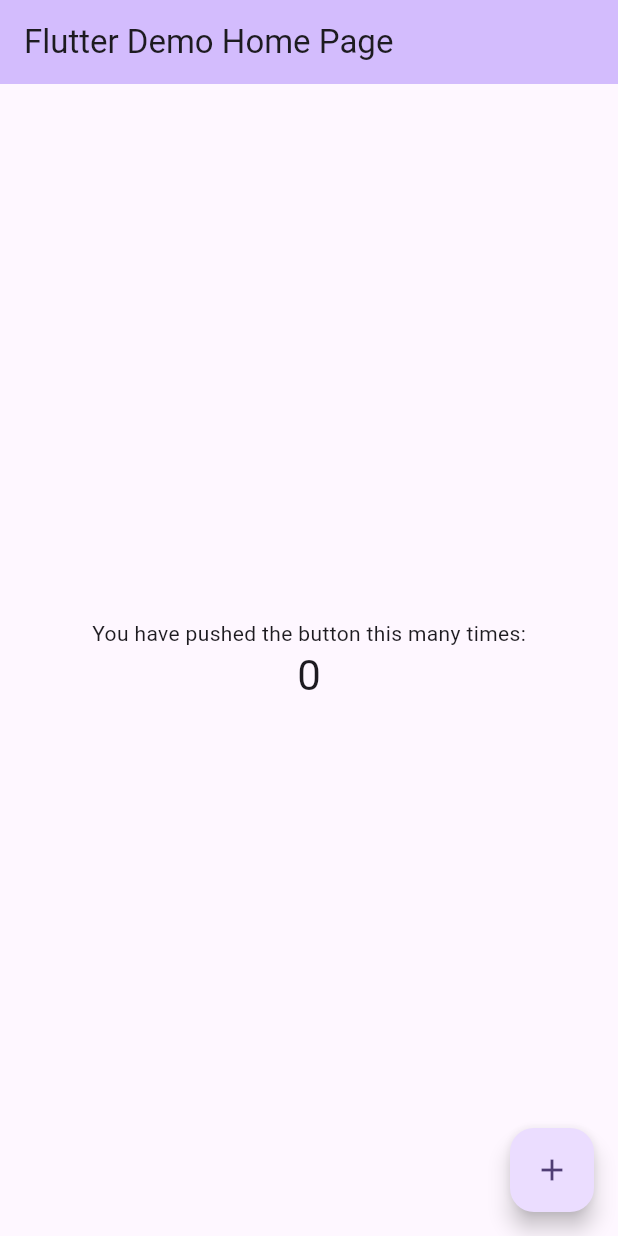
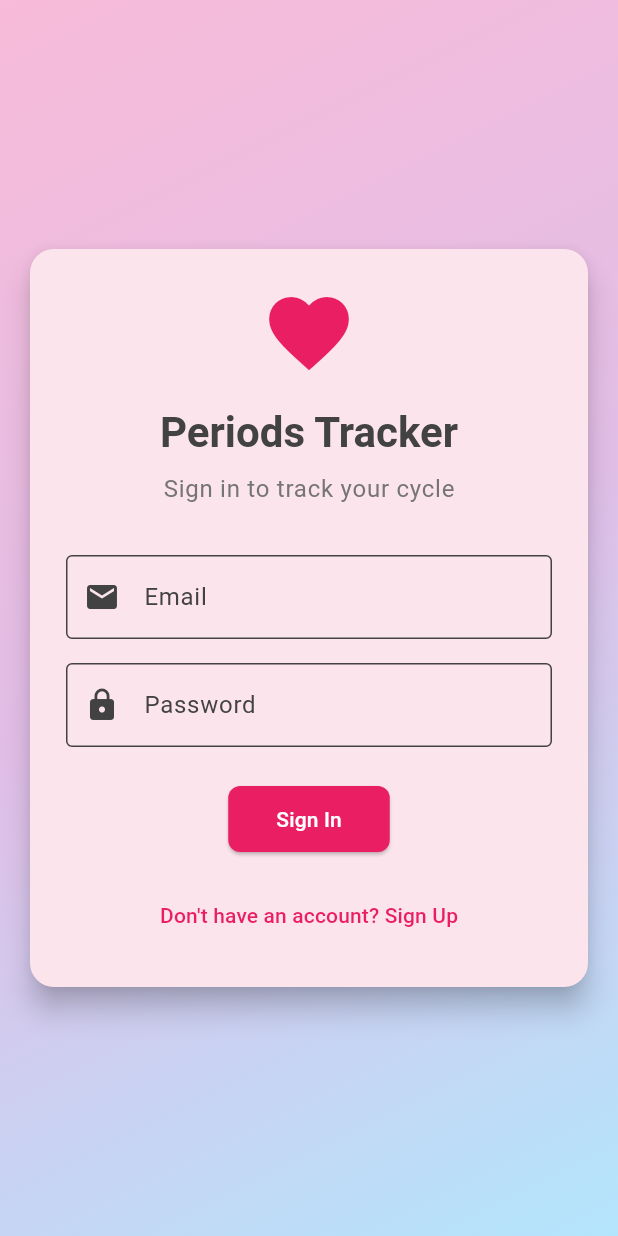
Before and after one commit to ABcDexter/Fun-with-Flutter, a Flutter app: the screen it shows after launch, on a phone screen of 412 x 824 dp. Run offline on Flutter 3.47's test engine with Material 3 defaults, Android fonts, the light colour scheme and no system bars; our stand-ins replace drift; accounts and stored records are empty; generated files the repository leaves out were written again.

Commit message:
Periods: gh-cp :Added dummy login page

```diff
--- /dev/null
+++ b/periods/lib/login_page.dart
@@ -0,0 +1,139 @@
+import 'package:flutter/material.dart';
+
+class LoginPage extends StatefulWidget {
+  final VoidCallback onLogin;
+
+  const LoginPage({super.key, required this.onLogin});
+
+  @override
+  State<LoginPage> createState() => _LoginPageState();
+}
+
+class _LoginPageState extends State<LoginPage> {
+  final _emailController = TextEditingController();
+  final _passwordController = TextEditingController();
+  String? _errorMessage;
+
+  Future<void> _signIn() async {
+    // Mock authentication - replace with real logic later
+    if (_emailController.text.isNotEmpty && _passwordController.text.isNotEmpty) {
+      widget.onLogin();
+    } else {
+      setState(() {
+        _errorMessage = 'Please enter email and password';
+      });
+    }
+  }
+
+  @override
+  Widget build(BuildContext context) {
+    return Scaffold(
+      body: Container(
+        decoration: const BoxDecoration(
+          gradient: LinearGradient(
+            colors: [
+              Color(0xFFF8BBD9), // Pastel pink
+              Color(0xFFE1BEE7), // Pastel purple
+              Color(0xFFB3E5FC), // Pastel blue
+            ],
+            begin: Alignment.topLeft,
+            end: Alignment.bottomRight,
+          ),
+        ),
+        child: Center(
+          child: SingleChildScrollView(
+            padding: const EdgeInsets.all(16.0),
+            child: Card(
+              elevation: 8.0,
+              shape: RoundedRectangleBorder(
+                borderRadius: BorderRadius.circular(16.0),
+              ),
+              child: Padding(
+                padding: const EdgeInsets.all(24.0),
+                child: Column(
+                  mainAxisSize: MainAxisSize.min,
+                  children: [
+                    const Icon(
+                      Icons.favorite, // Periods theme icon
+                      size: 64.0,
+                      color: Color(0xFFE91E63), // Pink accent
+                    ),
+                    const SizedBox(height: 16.0),
+                    Text(
+                      'Periods Tracker',
+                      style: Theme.of(context).textTheme.headlineMedium?.copyWith(
+                        color: const Color(0xFF424242),
+                        fontWeight: FontWeight.bold,
+                      ),
+                    ),
+                    const SizedBox(height: 8.0),
+                    Text(
+                      'Sign in to track your cycle',
+                      style: Theme.of(context).textTheme.bodyLarge?.copyWith(
+                        color: const Color(0xFF757575),
+                      ),
+                    ),
+                    const SizedBox(height: 32.0),
+                    TextField(
+                      controller: _emailController,
+                      decoration: const InputDecoration(
+                        labelText: 'Email',
+                        border: OutlineInputBorder(),
+                        prefixIcon: Icon(Icons.email),
+                      ),
+                      keyboardType: TextInputType.emailAddress,
+                    ),
+                    const SizedBox(height: 16.0),
+                    TextField(
+                      controller: _passwordController,
+                      decoration: const InputDecoration(
+                        labelText: 'Password',
+                        border: OutlineInputBorder(),
+                        prefixIcon: Icon(Icons.lock),
+                      ),
+                      obscureText: true,
+                    ),
+                    if (_errorMessage != null) ...[
+                      const SizedBox(height: 16.0),
+                      Text(
+                        _errorMessage!,
+                        style: const TextStyle(color: Colors.red),
+                      ),
+                    ],
+                    const SizedBox(height: 24.0),
+                    ElevatedButton(
+                      onPressed: _signIn,
+                      style: ElevatedButton.styleFrom(
+                        backgroundColor: const Color(0xFFE91E63),
+                        foregroundColor: Colors.white,
+                        padding: const EdgeInsets.symmetric(horizontal: 32.0, vertical: 12.0),
+                        shape: RoundedRectangleBorder(
+                          borderRadius: BorderRadius.circular(8.0),
+                        ),
+                      ),
+                      child: const Text('Sign In'),
+                    ),
+                    const SizedBox(height: 16.0),
+                    TextButton(
+                      onPressed: () {
+                        // TODO: Implement sign up navigation
+                      },
+                      child: const Text('Don\'t have an account? Sign Up'),
+                    ),
+                  ],
+                ),
+              ),
+            ),
+          ),
+        ),
+      ),
+    );
+  }
+
+  @override
+  void dispose() {
+    _emailController.dispose();
+    _passwordController.dispose();
+    super.dispose();
+  }
+}
--- a/periods/lib/main.dart
+++ b/periods/lib/main.dart
@@ -1,4 +1,5 @@
 import 'package:flutter/material.dart';
+import 'login_page.dart';
 
 void main() {
   runApp(const MyApp());
@@ -7,116 +8,80 @@ void main() {
 class MyApp extends StatelessWidget {
   const MyApp({super.key});
 
-  // This widget is the root of your application.
   @override
   Widget build(BuildContext context) {
     return MaterialApp(
-      title: 'Flutter Demo',
+      title: 'Periods Tracker',
       theme: ThemeData(
-        // This is the theme of your application.
-        //
-        // TRY THIS: Try running your application with "flutter run". You'll see
-        // the application has a purple toolbar. Then, without quitting the app,
-        // try changing the seedColor in the colorScheme below to Colors.green
-        // and then invoke "hot reload" (save your changes or press the "hot
-        // reload" button in a Flutter-supported IDE, or press "r" if you used
-        // the command line to start the app).
-        //
-        // Notice that the counter didn't reset back to zero; the application
-        // state is not lost during the reload. To reset the state, use hot
-        // restart instead.
-        //
-        // This works for code too, not just values: Most code changes can be
-        // tested with just a hot reload.
-        colorScheme: ColorScheme.fromSeed(seedColor: Colors.deepPurple),
+        colorScheme: const ColorScheme(
+          brightness: Brightness.light,
+          primary: Color(0xFFE91E63), // Pink
+          onPrimary: Colors.white,
+          secondary: Color(0xFF9C27B0), // Purple
+          onSecondary: Colors.white,
+          error: Colors.red,
+          onError: Colors.white,
+          surface: Color(0xFFFCE4EC), // Light pink background
+          onSurface: Color(0xFF424242),
+        ),
+        useMaterial3: true,
       ),
-      home: const MyHomePage(title: 'Flutter Demo Home Page'),
+      home: const AuthWrapper(),
     );
   }
 }
 
-class MyHomePage extends StatefulWidget {
-  const MyHomePage({super.key, required this.title});
-
-  // This widget is the home page of your application. It is stateful, meaning
-  // that it has a State object (defined below) that contains fields that affect
-  // how it looks.
-
-  // This class is the configuration for the state. It holds the values (in this
-  // case the title) provided by the parent (in this case the App widget) and
-  // used by the build method of the State. Fields in a Widget subclass are
-  // always marked "final".
-
-  final String title;
+class AuthWrapper extends StatefulWidget {
+  const AuthWrapper({super.key});
 
   @override
-  State<MyHomePage> createState() => _MyHomePageState();
+  State<AuthWrapper> createState() => _AuthWrapperState();
 }
 
-class _MyHomePageState extends State<MyHomePage> {
-  int _counter = 0;
+class _AuthWrapperState extends State<AuthWrapper> {
+  bool _isLoggedIn = false;
 
-  void _incrementCounter() {
+  void _login() {
     setState(() {
-      // This call to setState tells the Flutter framework that something has
-      // changed in this State, which causes it to rerun the build method below
-      // so that the display can reflect the updated values. If we changed
-      // _counter without calling setState(), then the build method would not be
-      // called again, and so nothing would appear to happen.
-      _counter++;
+      _isLoggedIn = true;
+    });
+  }
+
+  void _logout() {
+    setState(() {
+      _isLoggedIn = false;
     });
   }
 
   @override
   Widget build(BuildContext context) {
-    // This method is rerun every time setState is called, for instance as done
-    // by the _incrementCounter method above.
-    //
-    // The Flutter framework has been optimized to make rerunning build methods
-    // fast, so that you can just rebuild anything that needs updating rather
-    // than having to individually change instances of widgets.
+    if (_isLoggedIn) {
+      return HomePage(onLogout: _logout);
+    }
+    return LoginPage(onLogin: _login);
+  }
+}
+
+class HomePage extends StatelessWidget {
+  final VoidCallback onLogout;
+
+  const HomePage({super.key, required this.onLogout});
+
+  @override
+  Widget build(BuildContext context) {
     return Scaffold(
       appBar: AppBar(
-        // TRY THIS: Try changing the color here to a specific color (to
-        // Colors.amber, perhaps?) and trigger a hot reload to see the AppBar
-        // change color while the other colors stay the same.
-        backgroundColor: Theme.of(context).colorScheme.inversePrimary,
-        // Here we take the value from the MyHomePage object that was created by
-        // the App.build method, and use it to set our appbar title.
-        title: Text(widget.title),
+        title: const Text('Periods Tracker'),
+        actions: [
+          IconButton(
+            icon: const Icon(Icons.logout),
+            onPressed: onLogout,
+          ),
+        ],
       ),
-      body: Center(
-        // Center is a layout widget. It takes a single child and positions it
-        // in the middle of the parent.
-        child: Column(
-          // Column is also a layout widget. It takes a list of children and
-          // arranges them vertically. By default, it sizes itself to fit its
-          // children horizontally, and tries to be as tall as its parent.
-          //
-          // Column has various properties to control how it sizes itself and
-          // how it positions its children. Here we use mainAxisAlignment to
-          // center the children vertically; the main axis here is the vertical
-          // axis because Columns are vertical (the cross axis would be
-          // horizontal).
-          //
-          // TRY THIS: Invoke "debug painting" (choose the "Toggle Debug Paint"
-          // action in the IDE, or press "p" in the console), to see the
-          // wireframe for each widget.
-          mainAxisAlignment: MainAxisAlignment.center,
-          children: <Widget>[
-            const Text('You have pushed the button this many times:'),
-            Text(
-              '$_counter',
-              style: Theme.of(context).textTheme.headlineMedium,
-            ),
-          ],
-        ),
+      body: const Center(
+        child: Text('Welcome to Periods Tracker!'),
       ),
-      floatingActionButton: FloatingActionButton(
-        onPressed: _incrementCounter,
-        tooltip: 'Increment',
-        child: const Icon(Icons.add),
-      ), // This trailing comma makes auto-formatting nicer for build methods.
     );
   }
 }
--- a/periods/pubspec.yaml
+++ b/periods/pubspec.yaml
@@ -39,6 +39,8 @@ dependencies:
   provider: ^6.1.2
   flutter_localizations:
     sdk: flutter
+  firebase_core: ^4.4.0
+  firebase_auth: ^6.1.4
 
 dev_dependencies:
   flutter_test:
```
Also changed, not shown: periods/google-services.json (added, +29 -0 lines), periods/pubspec.lock, 10 other files.
